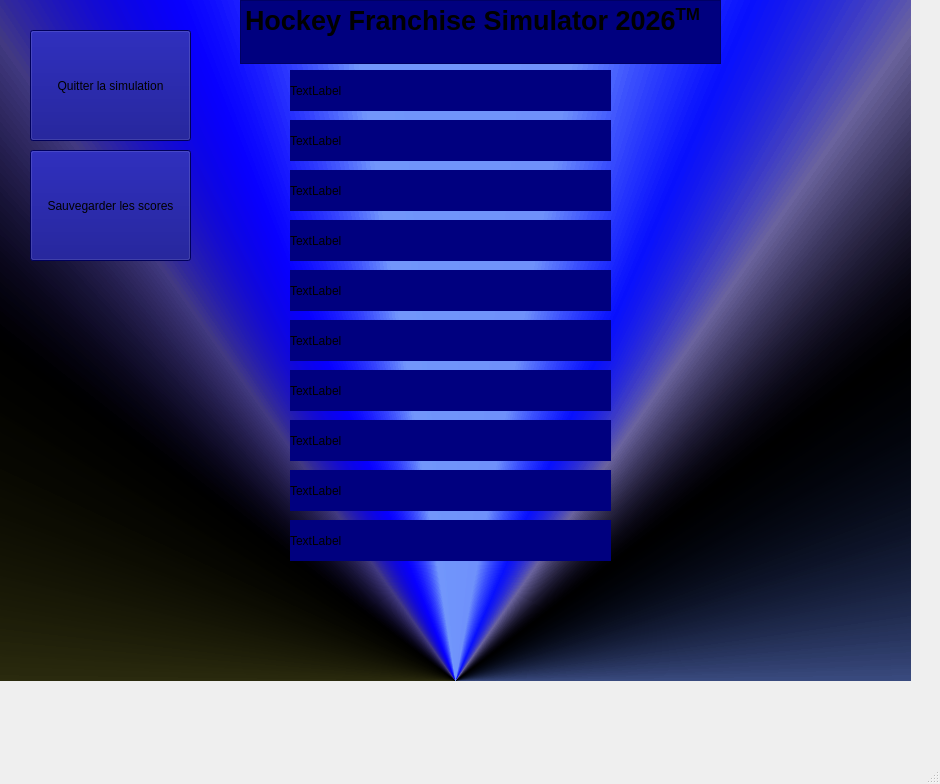
First picture: the form in mainwindow.ui, repository cgiroux527/PROJET_HOCKEY_SIMULATOR, before the edit.
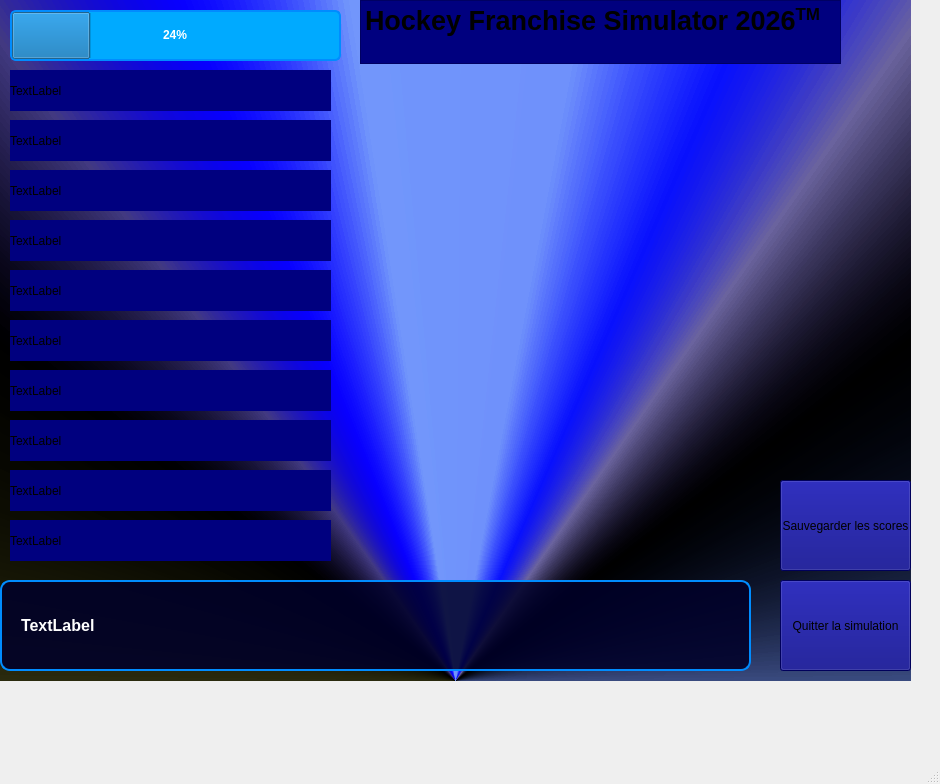
Second picture: the form after the edit.

The edit to the form file:
```diff
--- a/mainwindow.ui
+++ b/mainwindow.ui
@@ -631,7 +631,7 @@
      <widget class="QTextEdit" name="TitreSim_3">
       <property name="geometry">
        <rect>
-        <x>240</x>
+        <x>360</x>
         <y>0</y>
         <width>481</width>
         <height>64</height>
@@ -654,10 +654,10 @@
      <widget class="QPushButton" name="BoutonQuitter">
       <property name="geometry">
        <rect>
-        <x>30</x>
-        <y>30</y>
-        <width>161</width>
-        <height>111</height>
+        <x>780</x>
+        <y>580</y>
+        <width>131</width>
+        <height>91</height>
        </rect>
       </property>
       <property name="styleSheet">
@@ -670,7 +670,7 @@
      <widget class="QLabel" name="LabelResult1">
       <property name="geometry">
        <rect>
-        <x>290</x>
+        <x>10</x>
         <y>70</y>
         <width>321</width>
         <height>41</height>
@@ -686,7 +686,7 @@
      <widget class="QLabel" name="LabelResult2">
       <property name="geometry">
        <rect>
-        <x>290</x>
+        <x>10</x>
         <y>120</y>
         <width>321</width>
         <height>41</height>
@@ -702,7 +702,7 @@
      <widget class="QLabel" name="LabelResult3">
       <property name="geometry">
        <rect>
-        <x>290</x>
+        <x>10</x>
         <y>170</y>
         <width>321</width>
         <height>41</height>
@@ -718,7 +718,7 @@
      <widget class="QLabel" name="LabelResult4">
       <property name="geometry">
        <rect>
-        <x>290</x>
+        <x>10</x>
         <y>220</y>
         <width>321</width>
         <height>41</height>
@@ -734,7 +734,7 @@
      <widget class="QLabel" name="LabelResult5">
       <property name="geometry">
        <rect>
-        <x>290</x>
+        <x>10</x>
         <y>270</y>
         <width>321</width>
         <height>41</height>
@@ -750,7 +750,7 @@
      <widget class="QLabel" name="LabelResult6">
       <property name="geometry">
        <rect>
-        <x>290</x>
+        <x>10</x>
         <y>320</y>
         <width>321</width>
         <height>41</height>
@@ -766,7 +766,7 @@
      <widget class="QLabel" name="LabelResult7">
       <property name="geometry">
        <rect>
-        <x>290</x>
+        <x>10</x>
         <y>370</y>
         <width>321</width>
         <height>41</height>
@@ -782,7 +782,7 @@
      <widget class="QLabel" name="LabelResult8">
       <property name="geometry">
        <rect>
-        <x>290</x>
+        <x>10</x>
         <y>420</y>
         <width>321</width>
         <height>41</height>
@@ -798,7 +798,7 @@
      <widget class="QLabel" name="LabelResult9">
       <property name="geometry">
        <rect>
-        <x>290</x>
+        <x>10</x>
         <y>470</y>
         <width>321</width>
         <height>41</height>
@@ -814,7 +814,7 @@
      <widget class="QLabel" name="LabelResult10">
       <property name="geometry">
        <rect>
-        <x>290</x>
+        <x>10</x>
         <y>520</y>
         <width>321</width>
         <height>41</height>
@@ -830,10 +830,10 @@
      <widget class="QPushButton" name="BoutonSauvegarder">
       <property name="geometry">
        <rect>
-        <x>30</x>
-        <y>150</y>
-        <width>161</width>
-        <height>111</height>
+        <x>780</x>
+        <y>480</y>
+        <width>131</width>
+        <height>91</height>
        </rect>
       </property>
       <property name="styleSheet">
@@ -843,6 +843,51 @@
        <string>Sauvegarder les scores</string>
       </property>
      </widget>
+     <widget class="QLabel" name="News">
+      <property name="geometry">
+       <rect>
+        <x>0</x>
+        <y>580</y>
+        <width>751</width>
+        <height>91</height>
+       </rect>
+      </property>
+      <property name="styleSheet">
+       <string notr="true">background-color: rgba(0, 0, 40, 220);
+        color: white;
+        border: 2px solid rgb(0,140,255);
+        border-radius: 10px;
+        padding-left: 15px;
+        font-size: 16px;
+        font-weight: bold;</string>
+      </property>
+      <property name="text">
+       <string>TextLabel</string>
+      </property>
+     </widget>
+     <widget class="QProgressBar" name="progressBar">
+      <property name="geometry">
+       <rect>
+        <x>10</x>
+        <y>10</y>
+        <width>331</width>
+        <height>51</height>
+       </rect>
+      </property>
+      <property name="styleSheet">
+       <string notr="true">border: 2px solid rgb(0, 140, 255);
+border-radius: 8px;
+background-color: rgba(0, 0, 40, 180);
+color: white;
+font-weight: bold;
+text-align: center;
+background-color: rgb(0, 170, 255);
+border-radius: 6px;</string>
+      </property>
+      <property name="value">
+       <number>24</number>
+      </property>
+     </widget>
     </widget>
    </widget>
   </widget>
```
Left out of the diff: 14 changed lines with no effect on the pictures.
